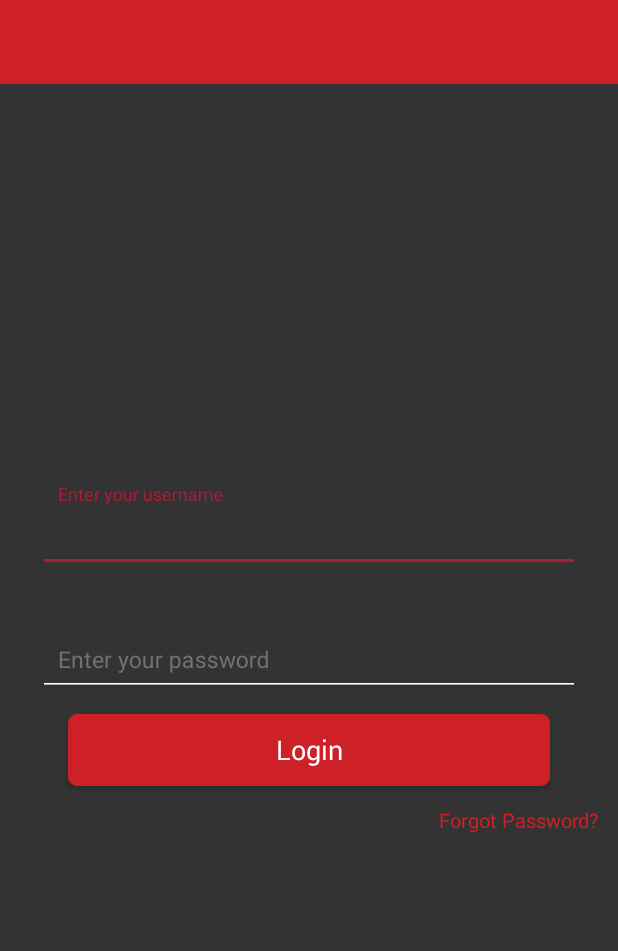
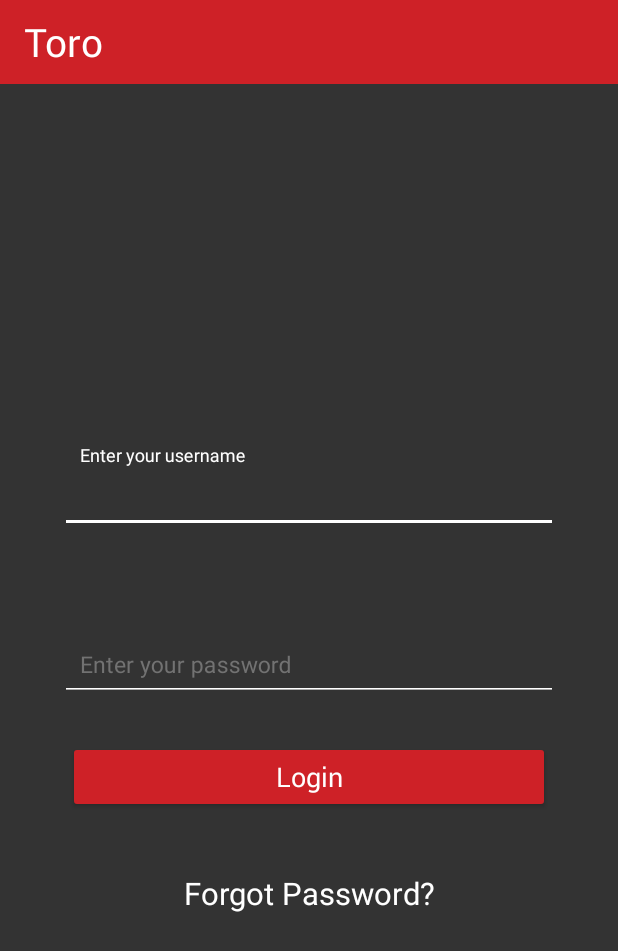
Before and after one commit to subbukathir/ToroGlass, an Android app: the screen it shows after launch (LoginActivity), on a phone screen of 412 x 824 dp. Shown: the top 951 px of the screen. Run offline under Robolectric (Android 15) with nearby library versions, the phone set to English and light mode, and no system bars; our stand-ins replace Volley, sdp/ssp sizes; libraries missing offline, so code that uses them is left out: com.nostra13.universalimageloader; 1 statement that could not run was skipped.

Commit message:
UI Changes in layout files,values & drawables. build.gradle file changed.

```diff
--- a/app/src/main/res/drawable/bg_btn_common.xml
+++ b/app/src/main/res/drawable/bg_btn_common.xml
@@ -12,7 +12,7 @@
                 android:width="1dp"
                 android:color="@color/colorPrimary"/>
             <!-- The radius makes the corners rounded -->
-            <corners android:radius="5dp"></corners>
+            <corners android:radius="2dp"></corners>
         </shape>
     </item>
 
@@ -29,7 +29,7 @@
                 android:width="1dp"
                 android:color="@color/colorPrimary" />
 
-            <corners android:radius="5dp"></corners>
+            <corners android:radius="2dp"></corners>
         </shape>
     </item>
 </selector>
--- /dev/null
+++ b/app/src/main/res/drawable/color_cursor_search.xml
@@ -0,0 +1,5 @@
+<?xml version="1.0" encoding="utf-8"?>
+<shape xmlns:android="http://schemas.android.com/apk/res/android">
+    <size android:width="1dp" />
+    <solid android:color="#FFFFFF" />
+</shape>
--- a/app/src/main/res/layout/activity_login.xml
+++ b/app/src/main/res/layout/activity_login.xml
@@ -2,10 +2,13 @@
 <android.support.design.widget.CoordinatorLayout xmlns:android="http://schemas.android.com/apk/res/android"
     style="@style/match_parent_style">
 
-    <include layout="@layout/toolbar" />
+    <include layout="@layout/toolbar_home" />
 
     <FrameLayout
         android:id="@+id/frame_container_login"
         style="@style/match_parent_style"
-        android:layout_marginTop="?actionBarSize"></FrameLayout>
+        android:layout_marginTop="?actionBarSize">
+
+    </FrameLayout>
+
 </android.support.design.widget.CoordinatorLayout>
--- a/app/src/main/res/layout/fragment_inspect1.xml
+++ b/app/src/main/res/layout/fragment_inspect1.xml
@@ -85,7 +85,7 @@
                 android:id="@+id/iv_captured_image"
                 android:layout_width="120dp"
                 android:layout_height="120dp"
-                android:layout_margin="@dimen/space_layout_margin"
+                android:layout_margin="@dimen/_30sdp"
                 android:src="@drawable/no_image_available"/>
             <Button
                 android:id="@+id/btn_next"
@@ -93,5 +93,7 @@
                 android:layout_margin="@dimen/_10sdp"
                 android:text="@string/lbl_next"/>
         </LinearLayout>
+
     </android.support.v4.widget.NestedScrollView>
+
 </LinearLayout>
--- a/app/src/main/res/layout/fragment_login.xml
+++ b/app/src/main/res/layout/fragment_login.xml
@@ -6,43 +6,52 @@
 
     <android.support.v4.widget.NestedScrollView
         android:id="@+id/nsv_login"
+        style="@style/match_parent_style"
         android:fillViewport="false"
-        app:layout_behavior="@string/appbar_scrolling_view_behavior"
-        style="@style/match_parent_style">
+        app:layout_behavior="@string/appbar_scrolling_view_behavior">
+
         <LinearLayout
             style="@style/match_wrap_style"
             android:layout_gravity="center"
             android:orientation="vertical">
+
             <com.toroapp.toro.components.CustomTextInputLayout
                 android:id="@+id/til_username"
                 style="@style/text_input_layout_common">
-                <android.support.design.widget.TextInputEditText
+
+                <android.support.v7.widget.AppCompatEditText
                     android:id="@+id/tie_username"
                     style="@style/text_input_edittext_common"
-                    android:hint="@string/msg_enter_username"/>
+                    android:hint="@string/msg_enter_username" />
             </com.toroapp.toro.components.CustomTextInputLayout>
+
             <com.toroapp.toro.components.CustomTextInputLayout
                 android:id="@+id/til_password"
                 style="@style/text_input_layout_common">
-                <android.support.design.widget.TextInputEditText
+
+                <android.support.v7.widget.AppCompatEditText
                     android:id="@+id/tie_password"
                     style="@style/text_input_edittext_common"
+                    android:hint="@string/msg_enter_password"
                     android:imeOptions="actionDone"
-                    android:inputType="textPassword"
-                    android:hint="@string/msg_enter_password"/>
+                    android:inputType="textPassword" />
             </com.toroapp.toro.components.CustomTextInputLayout>
+
             <Button
                 android:id="@+id/btnLogin"
-                android:text="@string/lbl_login"
+                style="@style/btn_common"
                 android:layout_marginLeft="@dimen/_35sdp"
                 android:layout_marginRight="@dimen/_35sdp"
-                style="@style/btn_common" />
+                android:text="@string/lbl_login" />
+
             <TextView
                 android:id="@+id/tv_forgot_password"
-                style="@style/textview_label"
+                style="@style/match_wrap_style"
+                android:layout_marginTop="@dimen/_30sdp"
                 android:text="@string/msg_forget_password"
-                android:textAlignment="textEnd"
-                android:textColor="@color/colorPrimary"/>
+                android:gravity="center"
+                android:textSize="@dimen/_16sdp"
+                android:textColor="@color/color_white" />
         </LinearLayout>
 
     </android.support.v4.widget.NestedScrollView>
--- /dev/null
+++ b/app/src/main/res/layout/toolbar_home.xml
@@ -0,0 +1,40 @@
+<LinearLayout xmlns:android="http://schemas.android.com/apk/res/android"
+    xmlns:app="http://schemas.android.com/apk/res-auto"
+    android:layout_width="match_parent"
+    android:layout_height="wrap_content"
+    android:fitsSystemWindows="true"
+    android:elevation="@dimen/_5sdp"
+    android:orientation="vertical">
+
+    <android.support.v7.widget.Toolbar
+        android:id="@+id/toolbar"
+        style="@style/match_wrap_style"
+        app:titleTextColor="@android:color/white"
+        android:background="@color/colorPrimary"
+        android:minHeight="?attr/actionBarSize"
+        android:theme="@style/ToolbarColoredBackArrow">
+
+        <LinearLayout
+            android:layout_width="wrap_content"
+            android:layout_height="match_parent">
+
+            <ImageView
+                android:id="@+id/image_view_home"
+                android:layout_width="wrap_content"
+                android:layout_height="wrap_content"
+                android:layout_weight="1" />
+
+        </LinearLayout>
+
+        <TextView
+            android:id="@+id/text_view_title"
+            android:layout_width="match_parent"
+            android:layout_height="wrap_content"
+            android:textColor="@color/color_white"
+            android:textSize="@dimen/_20sdp"
+            android:text="@string/app_name"
+            android:layout_weight="1" />
+
+    </android.support.v7.widget.Toolbar>
+
+</LinearLayout>
--- a/app/src/main/res/values/colors.xml
+++ b/app/src/main/res/values/colors.xml
@@ -1,7 +1,7 @@
 <?xml version="1.0" encoding="utf-8"?>
 <resources>
     <color name="colorPrimary"> #ce2127</color>
-    <color name="colorPrimaryDark">#a51b38</color>
+    <color name="colorPrimaryDark">#a41a1f</color>
     <color name="colorPrimaryLight">#C8E6C9</color>
     <color name="colorAccent">#AC1D37</color>
     <color name="colorDivider">#B6B6B6</color>
--- a/app/src/main/res/values/strings.xml
+++ b/app/src/main/res/values/strings.xml
@@ -43,6 +43,7 @@
     <string name="lbl_loading">Loading...</string>
     <string name="msg_receive_inspection_empty">Inspection data empty</string>
     <string name="lbl_select_model">Select model</string>
+    <string name="lbl_search_model">Search model</string>
     <string name="lbl_retry">Retry</string>
     <string name="lbl_yes">Yes</string>
     <string name="lbl_no">No</string>
--- a/app/src/main/res/values/styles.xml
+++ b/app/src/main/res/values/styles.xml
@@ -12,8 +12,10 @@
         <item name="colorPrimaryDark">@color/colorPrimaryDark</item>
         <item name="colorAccent">@color/colorAccent</item>
         <item name="android:windowBackground">@color/colorBackground</item>
-        <item name="colorButtonNormal">@color/colorAccent</item>
-        <item name="colorControlActivated">@color/colorAccent</item>
+        <item name="colorButtonNormal">@color/colorPrimary</item>
+        <item name="colorControlActivated">@color/color_white</item>
+        <item name="colorControlNormal">@color/color_white</item>
+        <item name="colorControlHighlight">@color/secondary_text</item>
     </style>
 
     <style name="AppTheme.AppBarOverlay" parent="ThemeOverlay.AppCompat.Dark.ActionBar" />
@@ -62,6 +64,7 @@
         <item name="android:textSize">@dimen/_10sdp</item>
         <item name="android:textColor">@color/primary_text</item>
     </style>
+
     <style name="imageview_item">
         <item name="android:layout_width">@dimen/_70sdp</item>
         <item name="android:layout_height">@dimen/_70sdp</item>
@@ -69,6 +72,7 @@
         <item name="android:padding">@dimen/_2sdp</item>
         <item name="android:background">@drawable/bg_border_spinner</item>
     </style>
+
     <style name="wrapcontent_style">
         <item name="android:layout_width">wrap_content</item>
         <item name="android:layout_height">wrap_content</item>
@@ -78,6 +82,7 @@
         <item name="android:textSize">@dimen/_10sdp</item>
         <item name="android:textColor">@color/primary_text</item>
     </style>
+
     <style name="radio_button_common">
         <item name="android:layout_width">match_parent</item>
         <item name="android:layout_height">wrap_content</item>
@@ -95,7 +100,6 @@
         <item name="android:textAlignment">center</item>
         <item name="android:textStyle">normal</item>
         <item name="android:textAllCaps">false</item>
-        <item name="android:background">@drawable/bg_btn_common</item>
         <item name="android:paddingTop">@dimen/_5sdp</item>
         <item name="android:paddingBottom">@dimen/_5sdp</item>
         <item name="android:textSize">@dimen/_14sdp</item>
@@ -109,7 +113,6 @@
         <item name="android:textAlignment">center</item>
         <item name="android:textStyle">normal</item>
         <item name="android:textAllCaps">false</item>
-        <item name="android:background">@drawable/bg_btn_common</item>
         <item name="android:paddingTop">@dimen/_2sdp</item>
         <item name="android:paddingBottom">@dimen/_2sdp</item>
         <item name="android:paddingLeft">@dimen/_20sdp</item>
@@ -117,11 +120,16 @@
         <item name="android:textSize">@dimen/_14sdp</item>
         <item name="android:textColor">@color/primary_text</item>
     </style>
+
+    <style name="TextAppearence.App.TextInputLayout" parent="@android:style/TextAppearance">
+        <item name="android:textColor">@color/color_white</item>
+    </style>
+
     <style name="text_input_layout_common">
         <item name="android:layout_width">match_parent</item>
         <item name="android:layout_height">wrap_content</item>
-        <item name="android:layout_margin">@dimen/_4sdp</item>
-        <item name="android:padding">@dimen/_5sdp</item>
+        <item name="android:layout_margin">@dimen/_10sdp</item>
+        <item name="android:padding">@dimen/_10sdp</item>
         <item name="android:textColor">@color/primary_text</item>
         <item name="android:textColorHint">@color/secondary_text</item>
         <item name="android:tint">@color/primary_text</item>
@@ -133,25 +141,26 @@
         <item name="android:layout_height">wrap_content</item>
         <item name="android:padding">@dimen/_10sdp</item>
         <item name="android:textSize">@dimen/_12sdp</item>
-        <item name="android:backgroundTint">@color/colorWhite</item>
         <item name="android:layout_marginLeft">@dimen/_10sdp</item>
         <item name="android:layout_marginRight">@dimen/_10sdp</item>
+        <item name="android:textCursorDrawable">@drawable/color_cursor_search</item>
         <item name="android:inputType">text</item>
         <item name="android:textColor">@color/primary_text</item>
         <item name="android:textColorHint">@color/secondary_text</item>
         <item name="android:imeOptions">actionNext</item>
     </style>
+
     <style name="edit_text_remarks">
         <item name="android:layout_width">match_parent</item>
         <item name="android:layout_height">@dimen/_70sdp</item>
-        <item name="android:padding">@dimen/_4sdp</item>
-        <item name="android:textSize">@dimen/_10sdp</item>
+        <item name="android:padding">@dimen/_10sdp</item>
+        <item name="android:textSize">@dimen/_14sdp</item>
         <item name="android:backgroundTint">@color/primary_text</item>
         <item name="android:layout_margin">@dimen/_10sdp</item>
-        <item name="android:singleLine">true</item>
-        <item name="android:inputType">textMultiLine</item>
+        <item name="android:gravity">top|left</item>
+        <item name="android:inputType">textMultiLine|textCapSentences</item>
         <item name="android:maxLines">4</item>
-        <item name="android:textColor">@color/colorBackground</item>
+        <item name="android:textColor">@color/color_black</item>
         <item name="android:hint">@string/lbl_remarks_any</item>
         <item name="android:imeOptions">actionDone</item>
         <item name="android:background">@drawable/bg_border_white</item>
```
Also changed, not shown: app/build.gradle (+13 -10 lines), app/src/main/res/layout/activity_main.xml (+22 -12 lines), app/src/main/res/layout/fragment_barcode.xml (+44 -15 lines), app/src/main/res/layout/fragment_manual.xml (+14 -5 lines).
